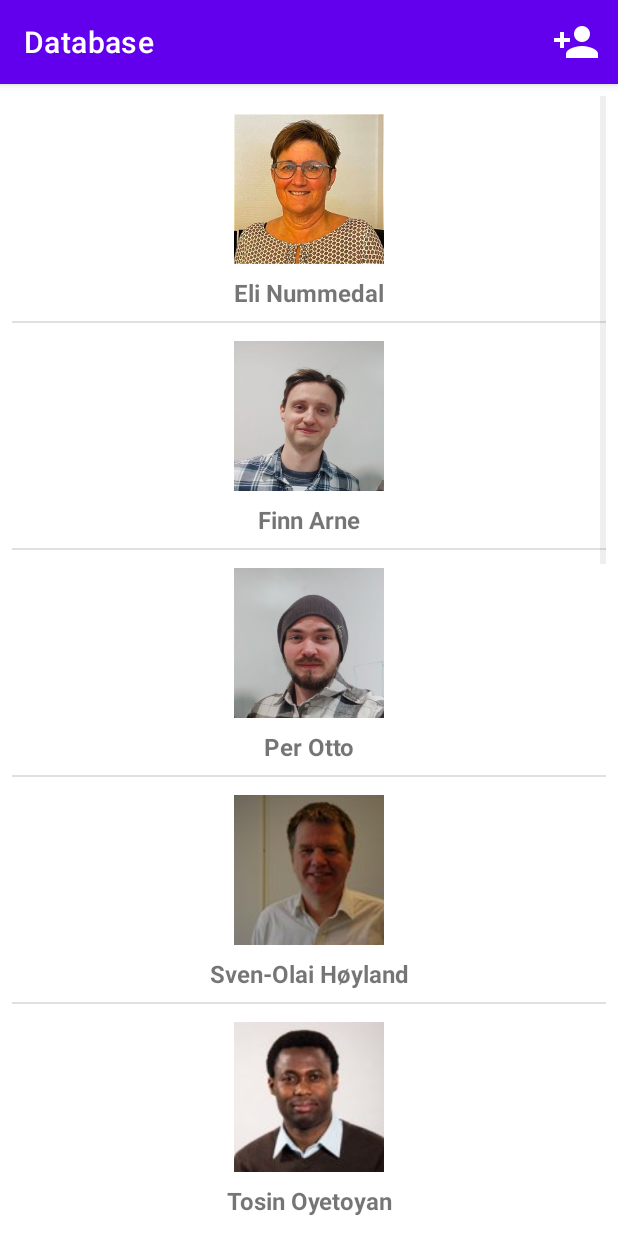
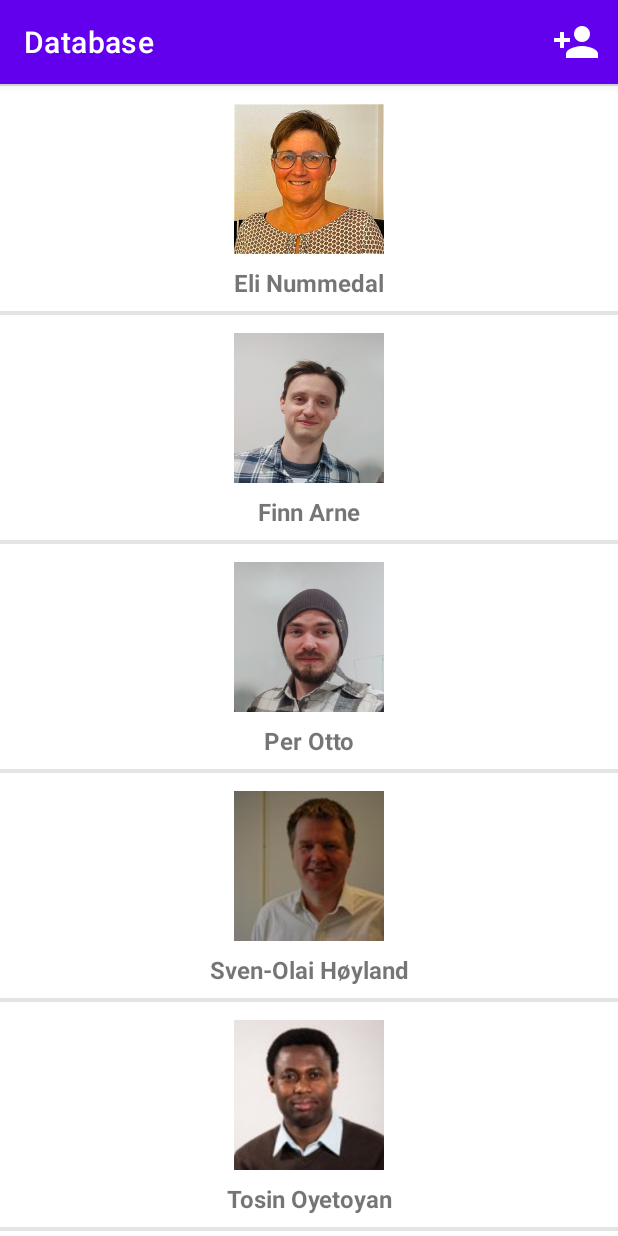
Before and after one commit to haggbart/dat153-namequiz, an Android app: the DatabaseActivity screen opened directly, with no data from a screen before it, on a phone screen of 412 x 824 dp. Run offline under Robolectric (Android 15) with nearby library versions, the phone set to English and light mode, and no system bars.

Commit message:
recyclerview and swipe to delete entries (#9)

```diff
--- a/app/src/main/java/com/haggbart/dat153/namequiz/DatabaseActivity.java
+++ b/app/src/main/java/com/haggbart/dat153/namequiz/DatabaseActivity.java
@@ -1,39 +1,48 @@
 package com.haggbart.dat153.namequiz;
 
-import androidx.annotation.NonNull;
-import androidx.appcompat.app.AppCompatActivity;
-
+import android.annotation.SuppressLint;
 import android.content.Intent;
 import android.os.Bundle;
 import android.util.Log;
 import android.view.Menu;
 import android.view.MenuItem;
-import android.view.View;
-import android.widget.AdapterView;
-import android.widget.ListView;
-import android.widget.Toast;
+
+import androidx.annotation.NonNull;
+import androidx.appcompat.app.AppCompatActivity;
+import androidx.recyclerview.widget.DefaultItemAnimator;
+import androidx.recyclerview.widget.ItemTouchHelper;
+import androidx.recyclerview.widget.LinearLayoutManager;
+import androidx.recyclerview.widget.RecyclerView;
 
 import com.haggbart.dat153.namequiz.database.People;
 import com.haggbart.dat153.namequiz.person.PersonAdapter;
-import com.haggbart.dat153.namequiz.person.PersonEntry;
+import com.haggbart.dat153.namequiz.person.PersonTouchHelper;
 
-public class DatabaseActivity extends AppCompatActivity implements AdapterView.OnItemClickListener {
+public class DatabaseActivity extends AppCompatActivity {
 
     private static final String TAG = "DatabaseActivity";
 
     private final People database = People.getInstance();
 
-    private PersonAdapter<PersonEntry> personAdapter;
+    private PersonAdapter personAdapter;
 
     @Override
     protected void onCreate(Bundle savedInstanceState) {
         super.onCreate(savedInstanceState);
         setContentView(R.layout.activity_database);
 
-        ListView listPeople = findViewById(R.id.listPeople);
-        personAdapter = new PersonAdapter<>(DatabaseActivity.this, R.layout.list_record, database.getPeople());
+        RecyclerView listPeople = findViewById(R.id.listPeople);
+
+
+        personAdapter = new PersonAdapter();
+
+        listPeople.setLayoutManager(new LinearLayoutManager(getApplicationContext()));
+        listPeople.setItemAnimator(new DefaultItemAnimator());
         listPeople.setAdapter(personAdapter);
-        listPeople.setOnItemClickListener(this);
+
+        ItemTouchHelper.Callback callback = new PersonTouchHelper(personAdapter);
+        ItemTouchHelper touchHelper = new ItemTouchHelper(callback);
+        touchHelper.attachToRecyclerView(listPeople);
     }
 
     @Override
@@ -54,18 +63,11 @@ public class DatabaseActivity extends AppCompatActivity implements AdapterView.O
         return super.onOptionsItemSelected(item);
     }
 
+    @SuppressLint("NotifyDataSetChanged")
     @Override
     protected void onResume() {
         Log.d(TAG, "onResume: called");
         if (database.isDirty) personAdapter.notifyDataSetChanged();
         super.onResume();
     }
-
-    @Override
-    public void onItemClick(AdapterView<?> parent, View view, int position, long id) {
-        PersonEntry person = database.remove(position);
-        Log.d(TAG, "onItemClick: clicked item " + person);
-        personAdapter.notifyDataSetChanged();
-        Toast.makeText(this, String.format("Removed %s %s", person.getForename(), person.getSurname()), Toast.LENGTH_SHORT).show();
-    }
 }
--- a/app/src/main/java/com/haggbart/dat153/namequiz/database/Bootstrap.java
+++ b/app/src/main/java/com/haggbart/dat153/namequiz/database/Bootstrap.java
@@ -35,7 +35,7 @@ public class Bootstrap {
                 new PersonEntry("Volker", "Stolz", getUri(R.drawable.volker_stolz))
         );
 
-//        for (int i = 0; i < 1000000; i++) {
+//        for (int i = 0; i < 100_000; i++) {
 //            database.add(new PersonEntry(faker.name().firstName(), faker.name().lastName()));
 //        }
         Log.d(TAG, "Bootstrap initialized");
--- a/app/src/main/java/com/haggbart/dat153/namequiz/person/PersonAdapter.java
+++ b/app/src/main/java/com/haggbart/dat153/namequiz/person/PersonAdapter.java
@@ -2,69 +2,59 @@ package com.haggbart.dat153.namequiz.person;
 
 import static com.haggbart.dat153.namequiz.helper.ImageHelper.getUri;
 
-import android.content.Context;
 import android.util.Log;
 import android.view.LayoutInflater;
 import android.view.View;
 import android.view.ViewGroup;
-import android.widget.ArrayAdapter;
 import android.widget.ImageView;
 import android.widget.TextView;
+import android.widget.Toast;
 
 import androidx.annotation.NonNull;
-import androidx.annotation.Nullable;
+import androidx.recyclerview.widget.RecyclerView;
 
 import com.haggbart.dat153.namequiz.R;
+import com.haggbart.dat153.namequiz.database.People;
 
-import java.util.List;
-
-public class PersonAdapter<T extends PersonEntry> extends ArrayAdapter<T> {
+public class PersonAdapter extends RecyclerView.Adapter<PersonAdapter.ViewHolder> implements PersonTouchHelperAdapter {
 
     private static final String TAG = "PersonAdapter";
 
-    private final int layoutResource;
-    private final LayoutInflater layoutInflater;
-    private final List<T> people;
+    private final People database = People.getInstance();
 
-    public PersonAdapter(@NonNull Context context, int resource, List<T> people) {
-        super(context, resource);
-        this.layoutResource = resource;
-        this.layoutInflater = LayoutInflater.from(context);
-        this.people = people;
+    @NonNull
+    @Override
+    public ViewHolder onCreateViewHolder(@NonNull ViewGroup parent, int viewType) {
+        View itemView = LayoutInflater.from(parent.getContext()).inflate(R.layout.list_record, parent, false);
+        return new ViewHolder(itemView);
     }
 
     @Override
-    public int getCount() {
-        return people.size();
+    public void onBindViewHolder(@NonNull ViewHolder holder, int position) {
+        PersonEntry person = database.get(position);
+        holder.tvForename.setText(String.format("%s %s", person.getForename(), person.getSurname()));
+        holder.ivImage.setImageURI(person.getImageUri() == null ? getUri(R.drawable.placeholder) : person.getImageUri());
     }
 
-
-    // View Holder pattern (using recycled view passed into this method as the second parameter) for smoother scrolling
-    @NonNull
     @Override
-    public View getView(int position, @Nullable View convertView, @NonNull ViewGroup parent) {
-        ViewHolder viewHolder;
-        if (convertView == null) {
-            Log.d(TAG, "getView: creating new view");
-            convertView = layoutInflater.inflate(layoutResource, parent, false);
-            viewHolder = new ViewHolder(convertView);
-            convertView.setTag(viewHolder);
-        } else {
-            Log.d(TAG, "getView: reusing view");
-            viewHolder = (ViewHolder) convertView.getTag();
-        }
-
-        T person = people.get(position);
-        viewHolder.tvForename.setText(String.format("%s %s", person.getForename(), person.getSurname()));
-        viewHolder.ivImage.setImageURI(person.getImageUri() == null ? getUri(R.drawable.placeholder) : person.getImageUri());
-        return convertView;
+    public int getItemCount() {
+        return database.getPeople().size();
     }
 
-    private static class ViewHolder {
+    @Override
+    public void onItemDismiss(View view, int position) {
+        Log.d(TAG, "onItemDismiss: position: " + position);
+        PersonEntry person = database.remove(position);
+        notifyItemRemoved(position);
+        Toast.makeText(view.getContext(), String.format("Removed %s %s", person.getForename(), person.getSurname()), Toast.LENGTH_SHORT).show();
+    }
+
+    protected static class ViewHolder extends RecyclerView.ViewHolder {
         final ImageView ivImage;
         final TextView tvForename;
 
-        ViewHolder(View view) {
+        ViewHolder(final View view) {
+            super(view);
             this.ivImage = view.findViewById(R.id.ivImage);
             this.tvForename = view.findViewById(R.id.tvFullName);
         }
--- /dev/null
+++ b/app/src/main/java/com/haggbart/dat153/namequiz/person/PersonTouchHelper.java
@@ -0,0 +1,44 @@
+package com.haggbart.dat153.namequiz.person;
+
+import android.util.Log;
+
+import androidx.annotation.NonNull;
+import androidx.recyclerview.widget.ItemTouchHelper;
+import androidx.recyclerview.widget.RecyclerView;
+
+public class PersonTouchHelper extends ItemTouchHelper.Callback {
+
+    private static final String TAG = "PersonTouchHelper";
+
+    private final PersonTouchHelperAdapter personAdapter;
+
+    public PersonTouchHelper(PersonAdapter personAdapter) {
+        this.personAdapter = personAdapter;
+    }
+
+    @Override
+    public boolean isItemViewSwipeEnabled() {
+        return true;
+    }
+
+    @Override
+    public int getMovementFlags(@NonNull RecyclerView recyclerView, @NonNull RecyclerView.ViewHolder viewHolder) {
+        Log.d(TAG, "getMovementFlags: called");
+        final int dragFlags = ItemTouchHelper.UP | ItemTouchHelper.DOWN;
+        final int swipeFlags = ItemTouchHelper.START | ItemTouchHelper.END;
+        return makeMovementFlags(dragFlags, swipeFlags);
+    }
+
+    @Override
+    public boolean onMove(@NonNull RecyclerView recyclerView, @NonNull RecyclerView.ViewHolder viewHolder, @NonNull RecyclerView.ViewHolder target) {
+        Log.d(TAG, "onMove: called");
+        return false;
+    }
+
+    @Override
+    public void onSwiped(@NonNull RecyclerView.ViewHolder viewHolder, int direction) {
+
+        Log.d(TAG, "onSwiped: direction: " + direction);
+        personAdapter.onItemDismiss(viewHolder.itemView, viewHolder.getAdapterPosition());
+    }
+}
--- /dev/null
+++ b/app/src/main/java/com/haggbart/dat153/namequiz/person/PersonTouchHelperAdapter.java
@@ -0,0 +1,8 @@
+package com.haggbart.dat153.namequiz.person;
+
+import android.view.View;
+
+public interface PersonTouchHelperAdapter {
+
+    void onItemDismiss(View view, int position);
+}
--- a/app/src/main/res/layout/activity_database.xml
+++ b/app/src/main/res/layout/activity_database.xml
@@ -6,14 +6,11 @@
     android:layout_height="match_parent"
     tools:context=".DatabaseActivity">
 
-    <ListView
+    <androidx.recyclerview.widget.RecyclerView
         android:id="@+id/listPeople"
-        android:layout_width="0dp"
-        android:layout_height="0dp"
-        android:layout_marginStart="8dp"
-        android:layout_marginTop="8dp"
-        android:layout_marginEnd="8dp"
-        android:layout_marginBottom="8dp"
+        android:layout_width="match_parent"
+        android:layout_height="match_parent"
+        android:background="#E4E4E4"
         app:layout_constraintBottom_toBottomOf="parent"
         app:layout_constraintEnd_toEndOf="parent"
         app:layout_constraintStart_toStartOf="parent"
--- a/app/src/main/res/layout/list_record.xml
+++ b/app/src/main/res/layout/list_record.xml
@@ -3,7 +3,9 @@
     xmlns:app="http://schemas.android.com/apk/res-auto"
     xmlns:tools="http://schemas.android.com/tools"
     android:layout_width="match_parent"
-    android:layout_height="match_parent">
+    android:layout_height="wrap_content"
+    android:layout_marginVertical="1dp"
+    android:background="#FFFFFF">
 
     <TextView
         android:id="@+id/tvFullName"
```
